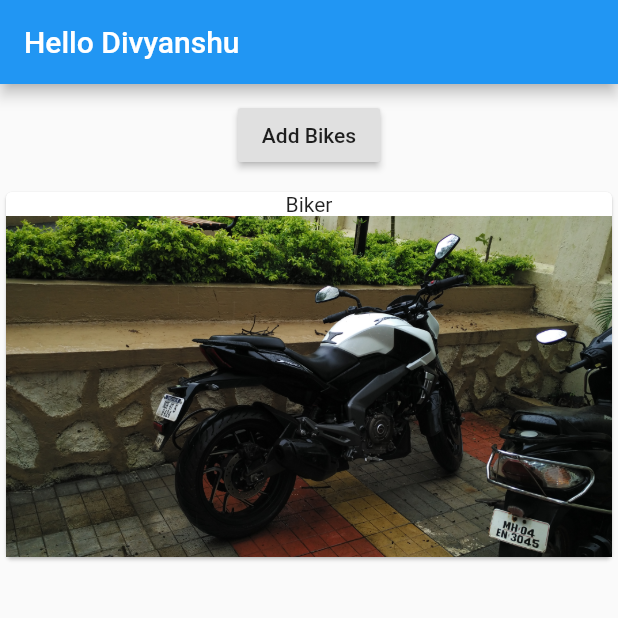
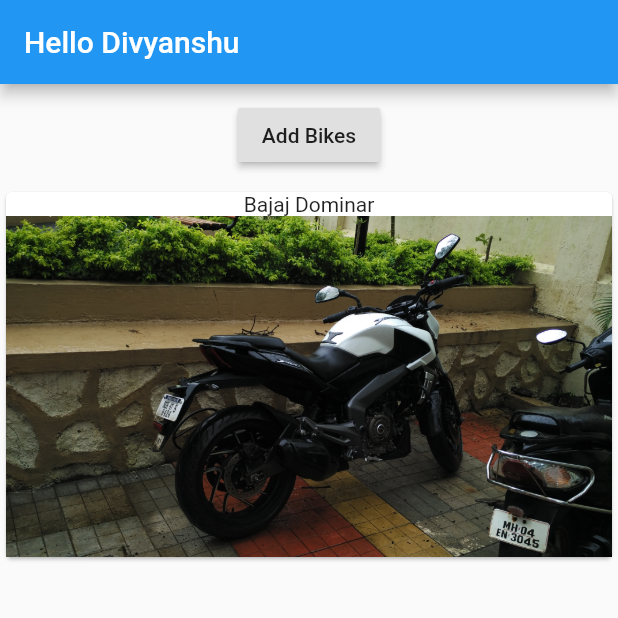
Before and after one commit to Dhruw/flutter-tutorial-udemy, a Flutter app: the screen it shows after launch, on a phone screen of 412 x 824 dp, the top half of it. Run offline on Flutter 3.47's test engine with Material 2 defaults, Android fonts, the phone set to English and light mode, and no system bars.

```diff
--- a/lib/bikes_manger.dart
+++ b/lib/bikes_manger.dart
@@ -3,6 +3,13 @@ import "package:flutter/material.dart";
 import "./bikes.dart";
 
 class BikesManager extends StatefulWidget{
+  final String bikes;
+  // Why are we using final in StatefulWidget ???
+  // Because despite the class being StatefulWidget, the state management is not done by this class, it is handled by its supporter class
+  // which extends the "State" and associated to the StatefulWidget
+
+  BikesManager(this.bikes);
+
   @override
   State<StatefulWidget> createState() {
     return _BikesManagerState();
@@ -10,7 +17,17 @@ class BikesManager extends StatefulWidget{
 }
 
 class _BikesManagerState extends State<BikesManager> {
-  List<String> _bikes = ["Biker"];
+
+  // The data passed to BikesManager class (above) has to be stored in this class VIA A METHOD ONLY. We cannot directly assign the data
+  List<String> _bikes = [];
+
+  @override
+  void initState() {
+    // The method to initialize data is initState. setState is not required here because initState is executed first
+    // add is another dart magic and widget is used to access the vaiables passed
+    _bikes.add(widget.bikes);
+    super.initState();
+  }
 
   @override
   Widget build(BuildContext context) {
--- a/lib/main.dart
+++ b/lib/main.dart
@@ -14,7 +14,7 @@ class MyApp extends StatelessWidget {
         appBar: AppBar(
           title: Text("Hello Divyanshu"),
         ),
-        body: BikesManager()
+        body: BikesManager("Bajaj Dominar")
       ),
     );
   }
```
